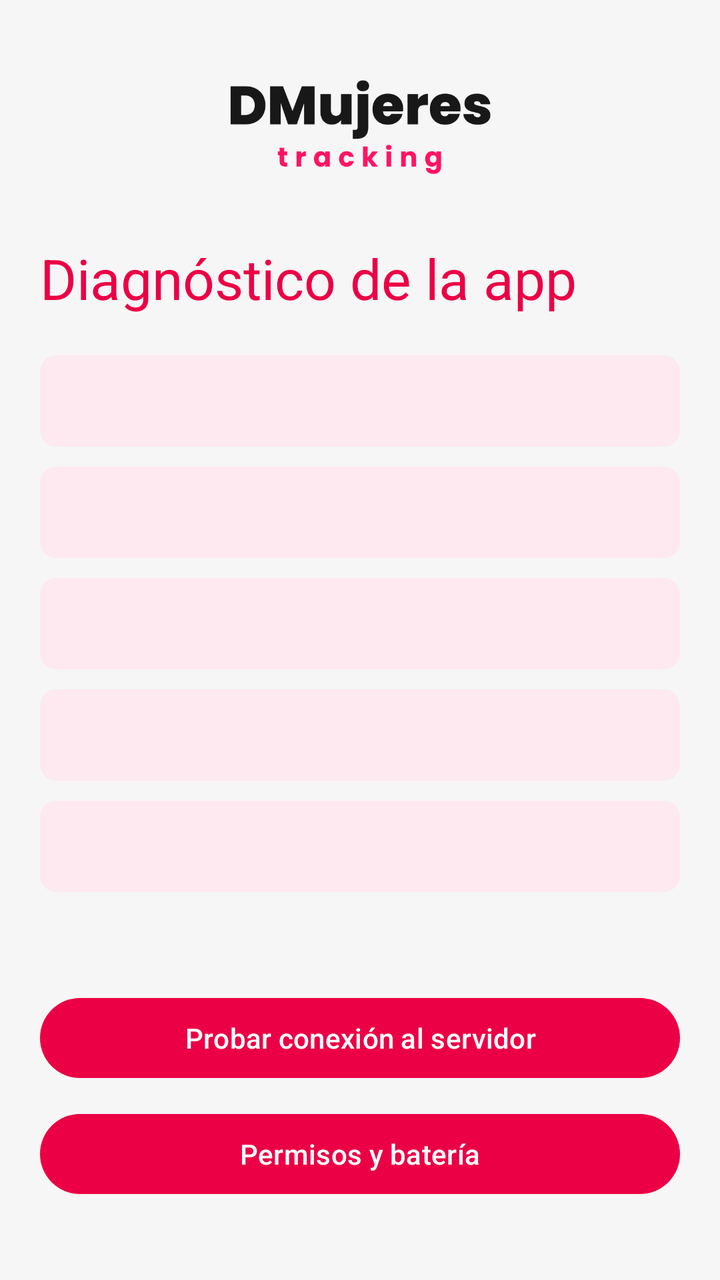
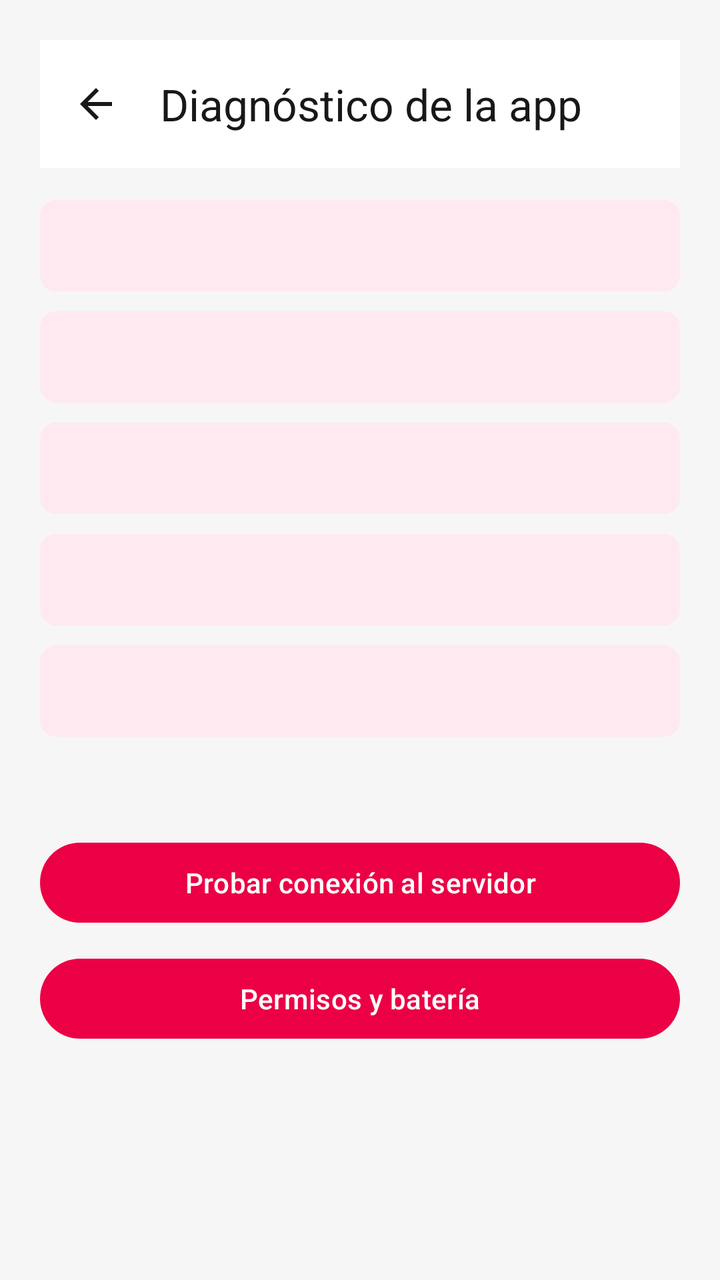

Screens rendered from an Android XML layout before and after an edit, with the pre-edit source and the edit as a unified diff.
<!-- AndroidManifest.xml: application theme Theme.Dmujeres -->
<!-- res/layout/activity_diagnostics.xml -->
<?xml version="1.0" encoding="utf-8"?>
<ScrollView xmlns:android="http://schemas.android.com/apk/res/android"
    android:layout_width="match_parent"
    android:layout_height="match_parent"
    android:background="@color/background">

    <LinearLayout
        android:layout_width="match_parent"
        android:layout_height="wrap_content"
        android:orientation="vertical"
        android:padding="20dp">

        <ImageView
            android:layout_width="220dp"
            android:layout_height="wrap_content"
            android:layout_gravity="center_horizontal"
            android:adjustViewBounds="true"
            android:src="@drawable/logo_banner"
            android:contentDescription="@string/app_name"
            android:layout_marginBottom="16dp" />

        <TextView
            android:layout_width="wrap_content"
            android:layout_height="wrap_content"
            android:text="@string/diag_title"
            android:textAppearance="@style/TextAppearance.Material3.HeadlineMedium"
            android:textColor="@color/primary"
            android:layout_marginBottom="20dp" />

        <TextView
            android:id="@+id/diagGps"
            android:layout_width="match_parent"
            android:layout_height="wrap_content"
            android:textAppearance="@style/TextAppearance.Material3.TitleMedium"
            android:padding="12dp"
            android:background="@drawable/state_background"
            android:layout_marginBottom="10dp" />

        <TextView
            android:id="@+id/diagNetwork"
            android:layout_width="match_parent"
            android:layout_height="wrap_content"
            android:textAppearance="@style/TextAppearance.Material3.TitleMedium"
            android:padding="12dp"
            android:background="@drawable/state_background"
            android:layout_marginBottom="10dp" />

        <TextView
            android:id="@+id/diagServer"
            android:layout_width="match_parent"
            android:layout_height="wrap_content"
            android:textAppearance="@style/TextAppearance.Material3.TitleMedium"
            android:padding="12dp"
            android:background="@drawable/state_background"
            android:layout_marginBottom="10dp" />

        <TextView
            android:id="@+id/diagPending"
            android:layout_width="match_parent"
            android:layout_height="wrap_content"
            android:textAppearance="@style/TextAppearance.Material3.TitleMedium"
            android:padding="12dp"
            android:background="@drawable/state_background"
            android:layout_marginBottom="10dp" />

        <TextView
            android:id="@+id/diagBattery"
            android:layout_width="match_parent"
            android:layout_height="wrap_content"
            android:textAppearance="@style/TextAppearance.Material3.TitleMedium"
            android:padding="12dp"
            android:background="@drawable/state_background"
            android:layout_marginBottom="10dp" />

        <TextView
            android:id="@+id/diagDevice"
            android:layout_width="match_parent"
            android:layout_height="wrap_content"
            android:textAppearance="@style/TextAppearance.Material3.BodyMedium"
            android:textColor="#666666"
            android:layout_marginBottom="20dp" />

        <Button
            android:id="@+id/diagTestButton"
            android:layout_width="match_parent"
            android:layout_height="wrap_content"
            android:text="@string/diag_test"
            android:layout_marginBottom="10dp" />

        <Button
            android:id="@+id/diagPermissionsButton"
            android:layout_width="match_parent"
            android:layout_height="wrap_content"
            android:text="@string/permissions_button" />

    </LinearLayout>
</ScrollView>
<!-- resources referenced by this layout -->
<resources>
  <color name="background">#F6F6F6</color>
  <color name="primary">#EB0045</color>
  <!-- drawable logo_banner: png bitmap (drawable-xxhdpi, 19920 bytes) -->
  <!-- drawable state_background (drawable) -->
  <?xml version="1.0" encoding="utf-8"?>
  <shape xmlns:android="http://schemas.android.com/apk/res/android" android:shape="rectangle">
      <solid android:color="#FFE9F0" />
      <corners android:radius="8dp" />
  </shape>
  <string name="app_name">DMujeres Tracking</string>
  <string name="diag_test">Probar conexión al servidor</string>
  <string name="diag_title">Diagnóstico de la app</string>
  <string name="permissions_button">Permisos y batería</string>
  <style name="Theme.Dmujeres" parent="Theme.Material3.Light.NoActionBar">
          <item name="colorPrimary">@color/primary</item>
          <item name="colorPrimaryDark">@color/primary_dark</item>
          <item name="colorAccent">@color/accent</item>
          <item name="android:statusBarColor">@color/primary_dark</item>
          <item name="android:windowBackground">@color/background</item>
          <item name="android:colorAccent">@color/accent</item>
          <item name="android:colorPrimary">@color/primary</item>
      </style>
  <color name="primary_dark">#C4003B</color>
  <color name="accent">#FF1464</color>
</resources>

<!-- the commit's change to res/layout/activity_diagnostics.xml (unified diff, before → after) -->
@@ -1,5 +1,6 @@
 <?xml version="1.0" encoding="utf-8"?>
 <ScrollView xmlns:android="http://schemas.android.com/apk/res/android"
+    xmlns:app="http://schemas.android.com/apk/res-auto"
     android:layout_width="match_parent"
     android:layout_height="match_parent"
     android:background="@color/background">
@@ -10,22 +11,16 @@
         android:orientation="vertical"
         android:padding="20dp">
 
-        <ImageView
-            android:layout_width="220dp"
-            android:layout_height="wrap_content"
-            android:layout_gravity="center_horizontal"
-            android:adjustViewBounds="true"
-            android:src="@drawable/logo_banner"
-            android:contentDescription="@string/app_name"
+        <com.google.android.material.appbar.MaterialToolbar
+            android:id="@+id/toolbar"
+            android:layout_width="match_parent"
+            android:layout_height="?attr/actionBarSize"
+            android:background="@color/white"
+            app:navigationIcon="@drawable/ic_back"
+            app:title="@string/diag_title"
+            app:titleTextColor="@color/ink"
+            app:titleTextAppearance="@style/TextAppearance.Material3.TitleLarge"
             android:layout_marginBottom="16dp" />
-
-        <TextView
-            android:layout_width="wrap_content"
-            android:layout_height="wrap_content"
-            android:text="@string/diag_title"
-            android:textAppearance="@style/TextAppearance.Material3.HeadlineMedium"
-            android:textColor="@color/primary"
-            android:layout_marginBottom="20dp" />
 
         <TextView
             android:id="@+id/diagGps"
<!-- resource entries referenced after the edit -->
@@ -1,15 +1,26 @@
 <!-- resources referenced by this layout -->
 <resources>
   <color name="background">#F6F6F6</color>
+  <color name="ink">#181818</color>
+  <color name="white">#FFFFFF</color>
+  <!-- drawable ic_back (drawable) -->
+  <?xml version="1.0" encoding="utf-8"?>
+  <vector xmlns:android="http://schemas.android.com/apk/res/android"
+      android:width="24dp"
+      android:height="24dp"
+      android:viewportWidth="24"
+      android:viewportHeight="24">
+      <path
+          android:fillColor="#FF181818"
+          android:pathData="M20,11H7.83l5.59,-5.59L12,4l-8,8 8,8 1.41,-1.41L7.83,13H20v-2z"/>
+  </vector>
   <color name="primary">#EB0045</color>
-  <!-- drawable logo_banner: png bitmap (drawable-xxhdpi, 19920 bytes) -->
   <!-- drawable state_background (drawable) -->
   <?xml version="1.0" encoding="utf-8"?>
   <shape xmlns:android="http://schemas.android.com/apk/res/android" android:shape="rectangle">
       <solid android:color="#FFE9F0" />
       <corners android:radius="8dp" />
   </shape>
-  <string name="app_name">DMujeres Tracking</string>
   <string name="diag_test">Probar conexión al servidor</string>
   <string name="diag_title">Diagnóstico de la app</string>
   <string name="permissions_button">Permisos y batería</string>
